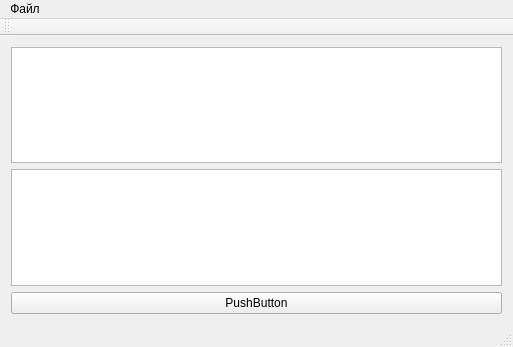
aw3s0me/MimicEditor, file source/MimicEditor/mainwindow.ui: the form before one commit.
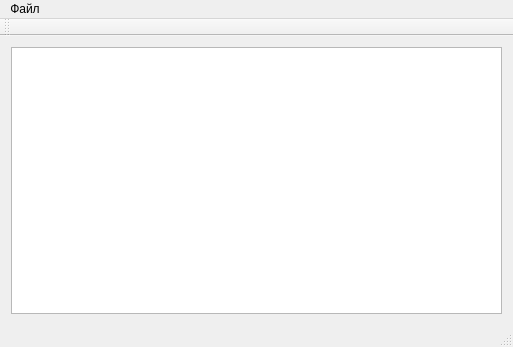
The form after the commit.

What changed in the file:
```diff
--- a/source/MimicEditor/mainwindow.ui
+++ b/source/MimicEditor/mainwindow.ui
@@ -18,16 +18,6 @@
     <item>
      <widget class="QGraphicsView" name="graphicsView"/>
     </item>
-    <item>
-     <widget class="QTextEdit" name="textEdit"/>
-    </item>
-    <item>
-     <widget class="QPushButton" name="pushButton">
-      <property name="text">
-       <string>PushButton</string>
-      </property>
-     </widget>
-    </item>
    </layout>
   </widget>
   <widget class="QMenuBar" name="menuBar">
```
Left out of the diff: 2 changed lines with no effect on the pictures.
